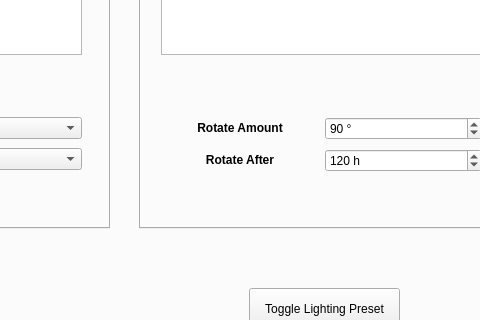
Qt form _ui/FlashLapse_CP.ui (CoCl-Jerry/Flashlapse_Dev) before a commit; both pictures show x 303 to 783 and y 258 to 578 of the 1280 by 690 pixel window.
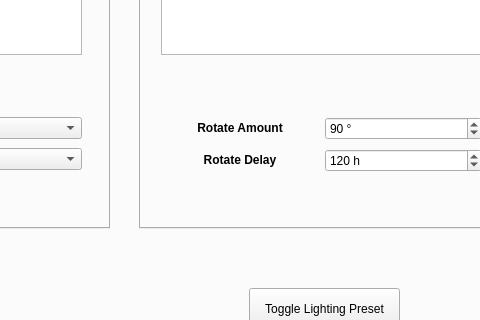
The same form after that commit. The open tabs and pages were chosen to show the change. Icons and pictures are not drawn.

What changed in the file:
```diff
--- a/_ui/FlashLapse_CP.ui
+++ b/_ui/FlashLapse_CP.ui
@@ -1345,7 +1345,7 @@
          <item row="1" column="0">
           <widget class="QLabel" name="rotateAfter_label_2">
            <property name="text">
-            <string>&lt;html&gt;&lt;head/&gt;&lt;body&gt;&lt;p align=&quot;center&quot;&gt;&lt;span style=&quot; font-weight:600;&quot;&gt;Rotate After&lt;/span&gt;&lt;/p&gt;&lt;/body&gt;&lt;/html&gt;</string>
+            <string>&lt;html&gt;&lt;head/&gt;&lt;body&gt;&lt;p align=&quot;center&quot;&gt;&lt;span style=&quot; font-weight:600;&quot;&gt;Rotate Delay&lt;/span&gt;&lt;/p&gt;&lt;/body&gt;&lt;/html&gt;</string>
            </property>
           </widget>
          </item>
```
Left out of the diff: 16 changed lines with no effect on the pictures.
